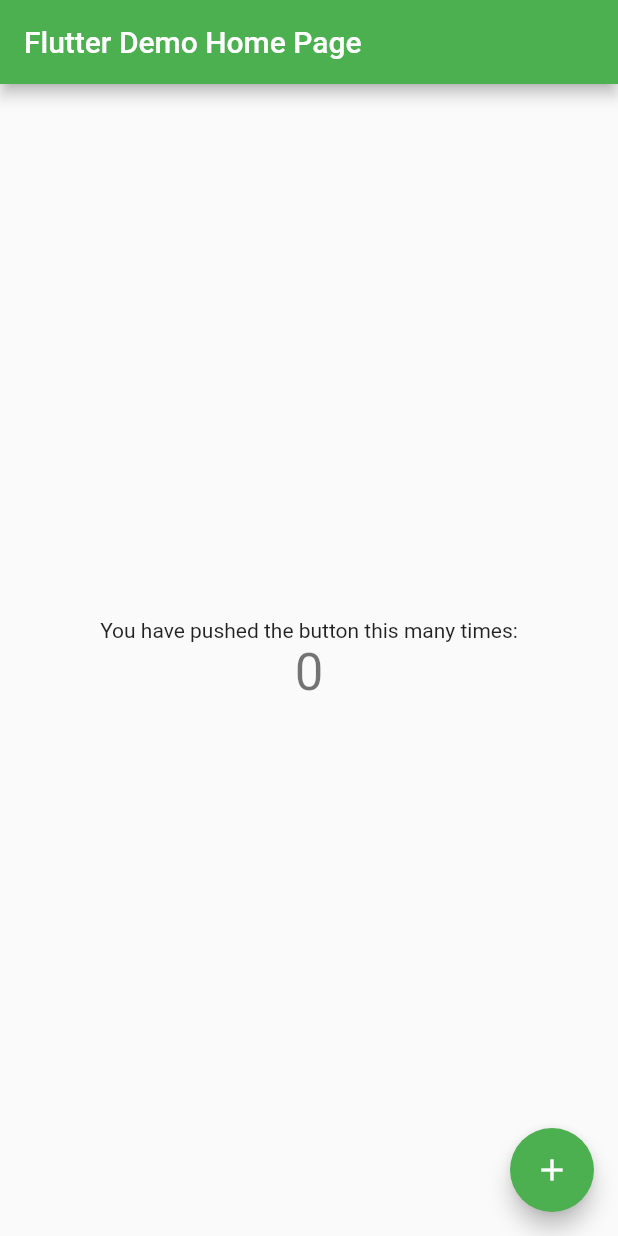
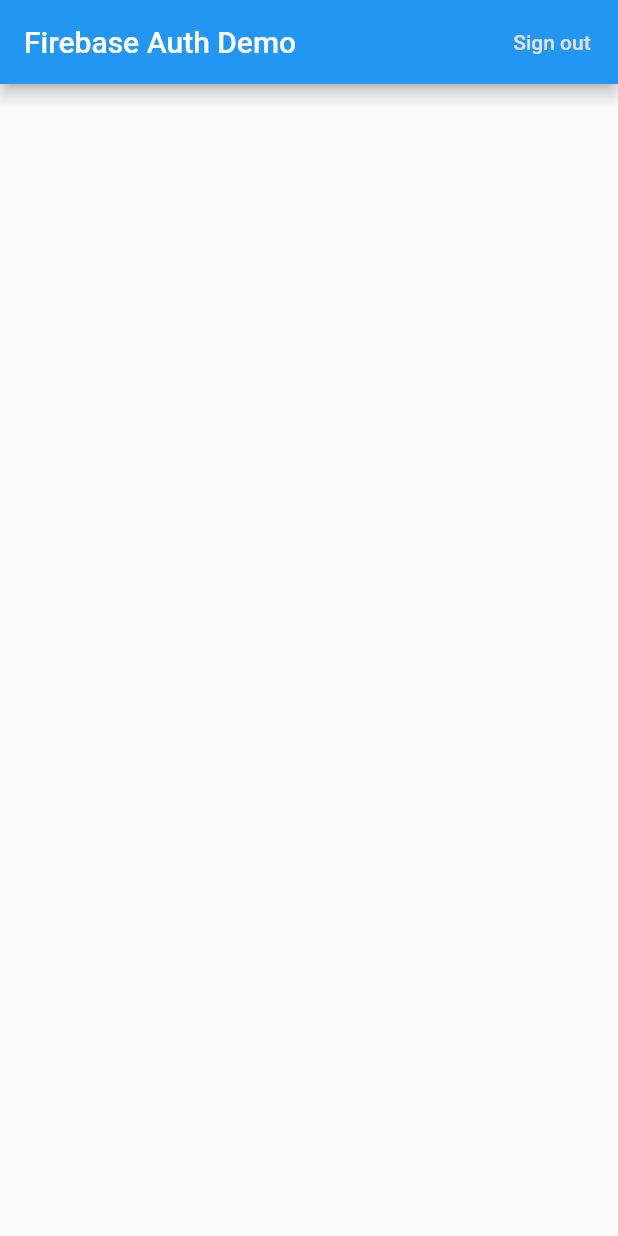
Before and after one commit to TanzerRafael/BeerMetric, a Flutter app: the screen it shows after launch, on a phone screen of 412 x 824 dp. Run offline on Flutter 3.47's test engine with Material 2 defaults, Android fonts, the phone set to English and light mode, and no system bars; our stand-ins replace firebase_auth, firebase_core, firebase_dynamic_links; accounts and stored records are empty.

Commit message:
Added start of auth, added frontend to firebase

```diff
--- a/Frontend/ratingApp/lib/main.dart
+++ b/Frontend/ratingApp/lib/main.dart
@@ -1,117 +1,82 @@
+//1
+import 'package:firebase_core/firebase_core.dart';
 import 'package:flutter/material.dart';
+import 'package:firebase_auth/firebase_auth.dart';
+import 'package:firebase_dynamic_links/firebase_dynamic_links.dart';
 
-void main() {
+//2
+final FirebaseAuth _auth = FirebaseAuth.instance;
+
+void main() async {
+  WidgetsFlutterBinding.ensureInitialized();
+  await Firebase.initializeApp();
   runApp(MyApp());
 }
 
+//3
 class MyApp extends StatelessWidget {
-  // This widget is the root of your application.
+
   @override
   Widget build(BuildContext context) {
     return MaterialApp(
-      title: 'Flutter Demo',
-      theme: ThemeData(
-        // This is the theme of your application.
-        //
-        // Try running your application with "flutter run". You'll see the
-        // application has a blue toolbar. Then, without quitting the app, try
-        // changing the primarySwatch below to Colors.green and then invoke
-        // "hot reload" (press "r" in the console where you ran "flutter run",
-        // or simply save your changes to "hot reload" in a Flutter IDE).
-        // Notice that the counter didn't reset back to zero; the application
-        // is not restarted.
-        primarySwatch: Colors.green,
-        // This makes the visual density adapt to the platform that you run
-        // the app on. For desktop platforms, the controls will be smaller and
-        // closer together (more dense) than on mobile platforms.
-        visualDensity: VisualDensity.adaptivePlatformDensity,
-      ),
-      home: MyHomePage(title: 'Flutter Demo Home Page'),
+      title: 'Firebase Auth Demo',
+      home: MyHomePage(title: 'Firebase Auth Demo'),
     );
   }
 }
 
 class MyHomePage extends StatefulWidget {
   MyHomePage({Key key, this.title}) : super(key: key);
-
-  // This widget is the home page of your application. It is stateful, meaning
-  // that it has a State object (defined below) that contains fields that affect
-  // how it looks.
-
-  // This class is the configuration for the state. It holds the values (in this
-  // case the title) provided by the parent (in this case the App widget) and
-  // used by the build method of the State. Fields in a Widget subclass are
-  // always marked "final".
-
   final String title;
-
   @override
   _MyHomePageState createState() => _MyHomePageState();
 }
 
 class _MyHomePageState extends State<MyHomePage> {
-  int _counter = 0;
 
-  void _incrementCounter() {
-    setState(() {
-      // This call to setState tells the Flutter framework that something has
-      // changed in this State, which causes it to rerun the build method below
-      // so that the display can reflect the updated values. If we changed
-      // _counter without calling setState(), then the build method would not be
-      // called again, and so nothing would appear to happen.
-      _counter++;
-    });
-  }
-
+//4
   @override
   Widget build(BuildContext context) {
-    // This method is rerun every time setState is called, for instance as done
-    // by the _incrementCounter method above.
-    //
-    // The Flutter framework has been optimized to make rerunning build methods
-    // fast, so that you can just rebuild anything that needs updating rather
-    // than having to individually change instances of widgets.
     return Scaffold(
       appBar: AppBar(
-        // Here we take the value from the MyHomePage object that was created by
-        // the App.build method, and use it to set our appbar title.
         title: Text(widget.title),
+        actions: <Widget>[
+          Builder(builder: (BuildContext context) {
+//5
+            return FlatButton(
+              child: const Text('Sign out'),
+              textColor: Theme
+                  .of(context)
+                  .buttonColor,
+              onPressed: () async {
+                final User user = _auth.currentUser;
+                if (user == null) {
+//6
+                  Scaffold.of(context).showSnackBar(const SnackBar(
+                    content: Text('No one has signed in.'),
+                  ));
+                  return;
+                }
+                await _auth.signOut();
+                final String uid = user.uid;
+                Scaffold.of(context).showSnackBar(SnackBar(
+                  content: Text(uid + ' has successfully signed out.'),
+                ));
+              },
+            );
+          })
+        ],
       ),
-      body: Center(
-        // Center is a layout widget. It takes a single child and positions it
-        // in the middle of the parent.
-        child: Column(
-          // Column is also a layout widget. It takes a list of children and
-          // arranges them vertically. By default, it sizes itself to fit its
-          // children horizontally, and tries to be as tall as its parent.
-          //
-          // Invoke "debug painting" (press "p" in the console, choose the
-          // "Toggle Debug Paint" action from the Flutter Inspector in Android
-          // Studio, or the "Toggle Debug Paint" command in Visual Studio Code)
-          // to see the wireframe for each widget.
-          //
-          // Column has various properties to control how it sizes itself and
-          // how it positions its children. Here we use mainAxisAlignment to
-          // center the children vertically; the main axis here is the vertical
-          // axis because Columns are vertical (the cross axis would be
-          // horizontal).
-          mainAxisAlignment: MainAxisAlignment.center,
+      body: Builder(builder: (BuildContext context) {
+//7
+        return ListView(
+          scrollDirection: Axis.vertical,
+          padding: const EdgeInsets.all(16),
           children: <Widget>[
-            Text(
-              'You have pushed the button this many times:',
-            ),
-            Text(
-              '$_counter',
-              style: Theme.of(context).textTheme.headline4,
-            ),
+            //TODO: UI widgets will go here.
           ],
-        ),
-      ),
-      floatingActionButton: FloatingActionButton(
-        onPressed: _incrementCounter,
-        tooltip: 'Increment',
-        child: Icon(Icons.add),
-      ), // This trailing comma makes auto-formatting nicer for build methods.
+        );
+      }),
     );
   }
 }
--- a/Frontend/ratingApp/pubspec.yaml
+++ b/Frontend/ratingApp/pubspec.yaml
@@ -25,7 +25,9 @@ dependencies:
     sdk: flutter
   firebase_core: "^0.5.0+1"
   firebase_auth: "^0.18.1+2"
-
+  flutter_signin_button: "^1.1.0"
+  google_sign_in: "^4.5.5"
+  firebase_dynamic_links: "^0.5.1"
   # The following adds the Cupertino Icons font to your application.
   # Use with the CupertinoIcons class for iOS style icons.
   cupertino_icons: ^0.1.3
```
Also changed, not shown: Frontend/ratingApp/pubspec.lock, 3 other files.
